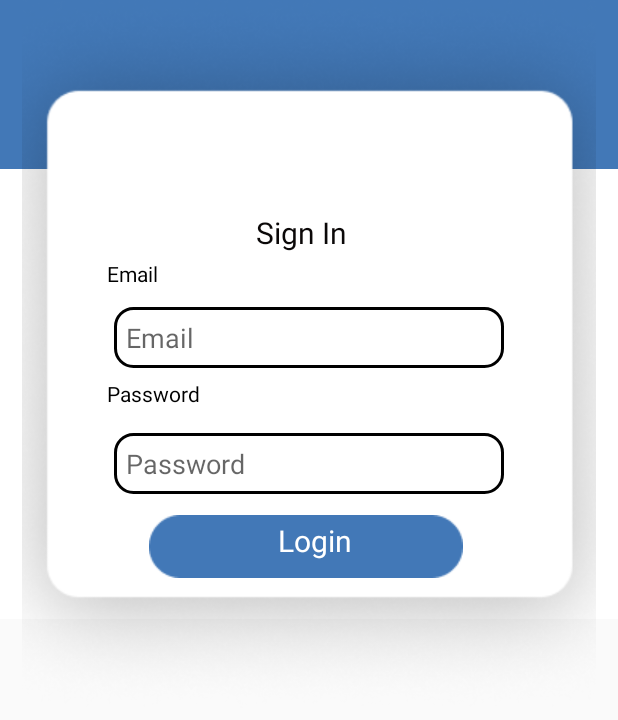
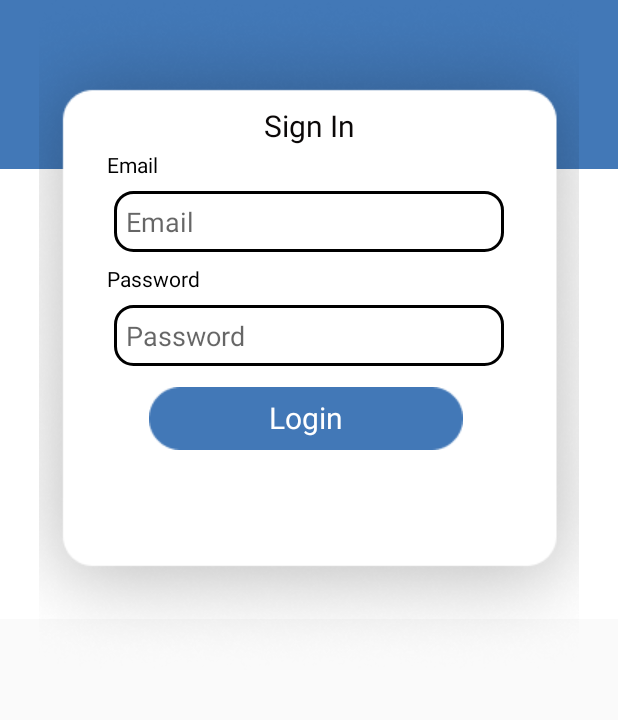
Before and after one commit to Nav1996/vemas_application, an Android app: the screen it shows after launch (login), on a phone screen of 412 x 824 dp, the part 506-1226 px from its top. Run offline under Robolectric (Android 15) with nearby library versions, the phone set to English and light mode, and no system bars.

Commit message:
login layouts

```diff
--- a/app/src/main/res/layout/activity_login.xml
+++ b/app/src/main/res/layout/activity_login.xml
@@ -33,26 +33,43 @@
         android:src="@drawable/workshop_software_vemas_logo_2" />
 
 
-    <ImageView
-        android:id="@+id/logoImageView"
-        android:layout_width="420dp"
-        android:layout_height="476dp"
-        android:layout_alignParentStart="true"
-        android:layout_alignParentTop="true"
-        android:layout_centerHorizontal="true"
+    <FrameLayout
+        android:id="@+id/whitecontainer"
+        android:layout_width="wrap_content"
+        android:layout_height="wrap_content"
+        android:layout_below="@id/logoImage"
+        android:layout_centerInParent="true">>
 
-        android:layout_marginTop="334dp"
+        <ImageView
+            android:id="@+id/recbackground"
+            android:layout_width="wrap_content"
+            android:layout_height="wrap_content"
+            android:layout_gravity="center"
+            android:background="@drawable/reclogin"
+            />
 
-        android:src="@drawable/reclogin" />
+        <TextView
+            android:id="@+id/signintex"
+            android:layout_width="match_parent"
+            android:layout_height="wrap_content"
+            android:layout_marginTop="70dp"
+            android:gravity="center"
+            android:text="Sign In"
+            android:textColor="#0B0808"
+            android:textSize="20sp"
+            tools:fontFamily="sans-serif-medium"
+            tools:ignore="HardcodedText,RtlSymmetry" />
+    </FrameLayout>
+
 
     <TextView
         android:id="@+id/emailLabel"
         android:layout_width="wrap_content"
         android:layout_height="wrap_content"
-        android:layout_below="@id/logoImageView"
+        android:layout_below="@id/logoImage"
         android:layout_alignParentStart="true"
         android:layout_marginStart="71dp"
-        android:layout_marginTop="-300dp"
+        android:layout_marginTop="100dp"
         android:text="Email"
         android:textColor="#000000"
         android:textSize="14sp" />
@@ -61,11 +78,11 @@
         android:id="@+id/emailEditText"
         android:layout_width="260dp"
         android:layout_height="wrap_content"
-        android:layout_below="@id/logoImageView"
+        android:layout_below="@id/emailLabel"
 
         android:layout_centerHorizontal="true"
         android:layout_marginStart="71dp"
-        android:layout_marginTop="-268dp"
+        android:layout_marginTop="8dp"
         android:background="@drawable/rounded_box"
         android:hint="Email"
         android:inputType="textEmailAddress"
@@ -75,10 +92,10 @@
         android:id="@+id/passwordLabel"
         android:layout_width="wrap_content"
         android:layout_height="wrap_content"
-        android:layout_below="@id/logoImageView"
+        android:layout_below="@id/emailEditText"
         android:layout_alignParentStart="true"
         android:layout_marginStart="71dp"
-        android:layout_marginTop="-220dp"
+        android:layout_marginTop="8dp"
         android:text="Password"
         android:textColor="#000000"
         android:textSize="14sp" />
@@ -87,55 +104,43 @@
         android:id="@+id/passwordEditText"
         android:layout_width="260dp"
         android:layout_height="wrap_content"
-        android:layout_below="@id/emailEditText"
+        android:layout_below="@id/passwordLabel"
         android:layout_centerHorizontal="true"
         android:layout_marginStart="71dp"
-        android:layout_marginTop="43dp"
+        android:layout_marginTop="8dp"
         android:layout_marginEnd="56dp"
         android:background="@drawable/rounded_box"
         android:hint="@string/password"
         android:inputType="textPassword"
         android:padding="8dp" />
 
-    <ImageButton
-        android:id="@+id/loginButton"
+    <FrameLayout
+        android:id="@+id/loginButtonContainer"
         android:layout_width="wrap_content"
-        android:layout_height="49dp"
+        android:layout_height="wrap_content"
         android:layout_below="@id/passwordEditText"
         android:layout_alignParentStart="true"
         android:layout_centerHorizontal="true"
         android:layout_marginStart="99dp"
-        android:layout_marginTop="10dp"
-        android:background="@android:color/transparent"
-        android:src="@drawable/loginbutton" />
+        android:layout_marginTop="10dp">
 
-    <TextView
-        android:layout_width="181dp"
-        android:layout_height="42dp"
-        android:layout_below="@id/loginButton"
-        android:layout_alignParentStart="false"
-        android:layout_centerHorizontal="true"
-        android:layout_marginTop="-42dp"
-        android:paddingStart="70dp"
-        android:text="@string/login"
-        android:textColor="#FFFFFF"
-        android:textSize="20sp"
-        tools:ignore="RtlSymmetry" />
+        <ImageButton
+            android:id="@+id/loginButton"
+            android:layout_width="wrap_content"
+            android:layout_height="49dp"
+            android:background="@android:color/transparent"
+            android:src="@drawable/loginbutton"/>
+        <TextView
+            android:id="@+id/loginButtonText"
+            android:layout_width="wrap_content"
+            android:layout_height="wrap_content"
+            android:layout_gravity="center"
+            android:text="Login"
+            android:textColor="#FFFFFF"
+            android:textSize="20sp"/>
+    </FrameLayout>
 
-    <TextView
-        android:id="@+id/signintex"
-        android:layout_width="250dp"
-        android:layout_height="35dp"
-        android:layout_below="@id/emailEditText"
-        android:layout_alignParentStart="false"
-        android:layout_centerInParent="true"
-        android:layout_marginTop="-104dp"
-        android:layout_marginBottom="-9dp"
-        android:paddingStart="90dp"
-        android:text="Sign In"
-        android:textColor="#0B0808"
-        android:textSize="20sp"
-        tools:fontFamily="sans-serif-medium"
-        tools:ignore="HardcodedText,RtlSymmetry" />
+
+
 
 </RelativeLayout>
```
